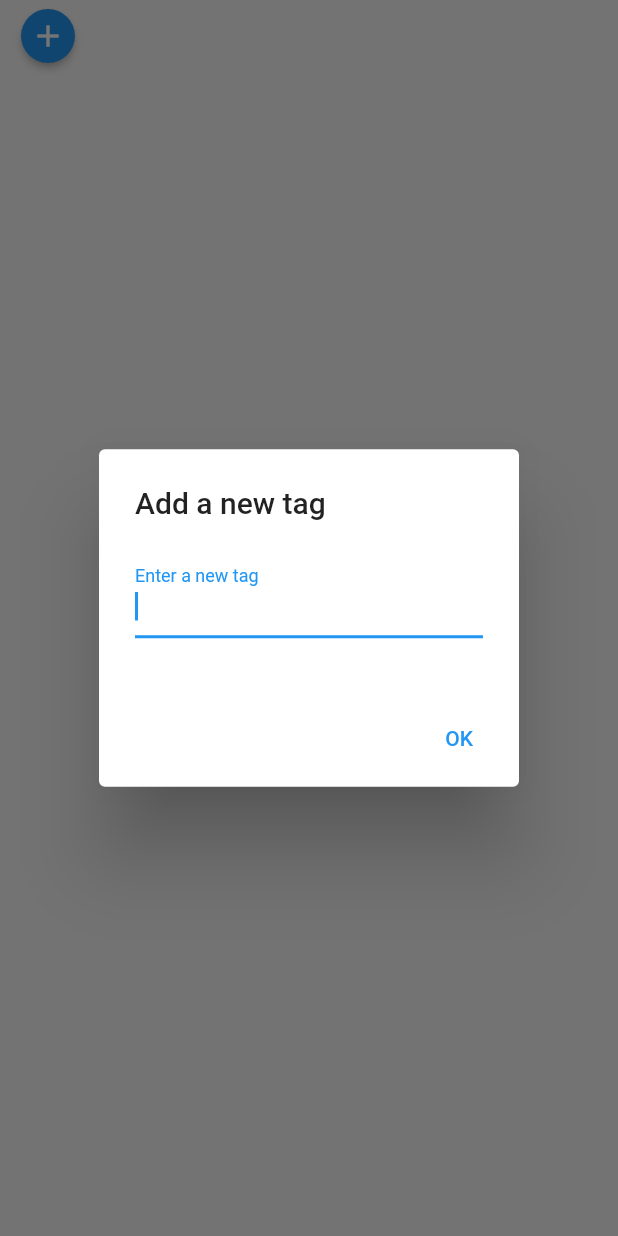
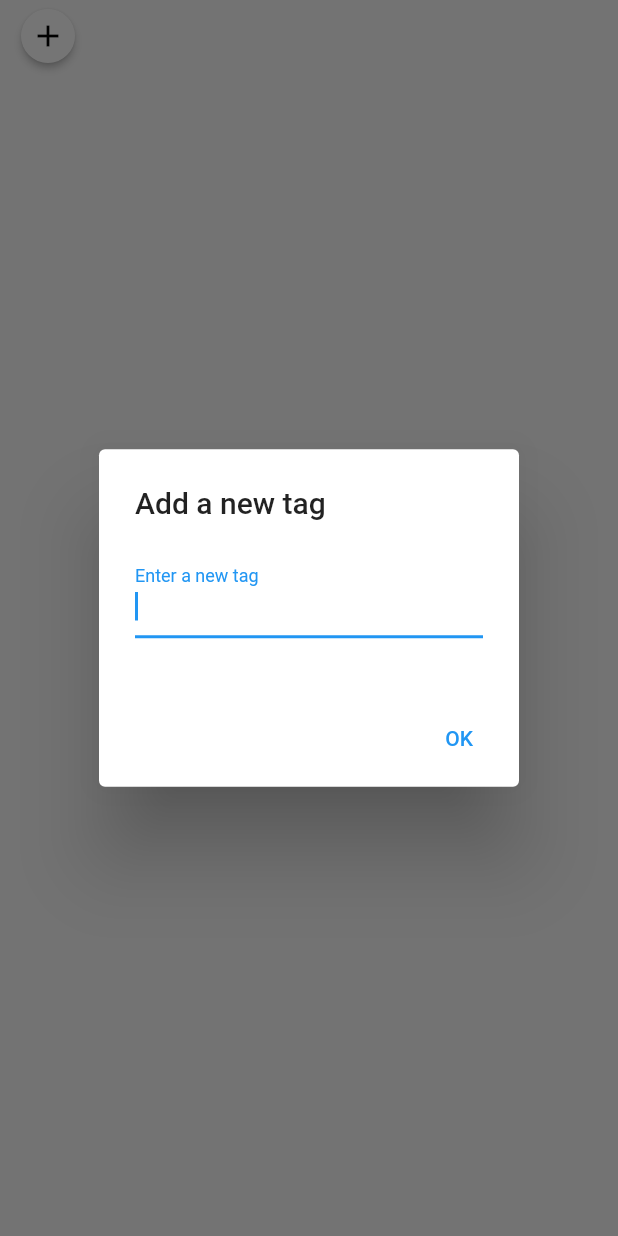
Before and after one commit to nicolemd7/Photomaster, a Flutter app: the ChipDemo widget shown alone on an empty page, opened directly, after a tap on the "add" icon, on a phone screen of 412 x 824 dp. Run offline on Flutter 3.47's test engine with Material 2 defaults, Android fonts, the phone set to English and light mode, and no system bars; our stand-ins replace file_picker, flutter_typeahead, fluttertoast, gallery_saver, geocoding, geolocator and 7 more; missing offline and left inert: photo_manager, photofilters; accounts and stored records are empty.

Commit message:
ui change

```diff
--- a/lib/Screens/Gallery.dart
+++ b/lib/Screens/Gallery.dart
@@ -252,8 +252,11 @@ class _grid_gallaryState extends State<grid_gallary> {
 
   @override
   Widget build(BuildContext context) {
-    return GridView.builder(
+    return Container(
+      color: Colors.black87,
+      child: GridView.builder(
         primary: false,
+
         padding: const EdgeInsets.all(20),
         gridDelegate: SliverGridDelegateWithFixedCrossAxisCount(
           // A grid view with 3 items per row
@@ -267,6 +270,7 @@ class _grid_gallaryState extends State<grid_gallary> {
         itemBuilder: (BuildContext context, index) {
           return AssetThumbnail(asset: assets[index]);
         },
+      ),
     );
   }
 }
--- a/lib/Screens/Images_Details.dart
+++ b/lib/Screens/Images_Details.dart
@@ -28,6 +28,7 @@ class _ImageDetailsState extends State<ImageDetails> {
     return Scaffold(
       body: SingleChildScrollView(
         child: Container(
+            color: Colors.black87,
           height: MediaQuery.of(context).size.height,
           width: MediaQuery.of(context).size.width,
           child: Column(
--- a/lib/Screens/tags_test.dart
+++ b/lib/Screens/tags_test.dart
@@ -111,6 +111,8 @@ class _ChipDemoState extends State<ChipDemo> {
                         ));
               },
               style: ButtonStyle(
+                backgroundColor: MaterialStateProperty.all(Colors.white),
+                foregroundColor: MaterialStateProperty.all(Colors.black),
                 shape: MaterialStateProperty.all(CircleBorder()),
               ),
               child: Icon(Icons.add)),
```
Lines whose indentation alone changed are shown as unchanged.
